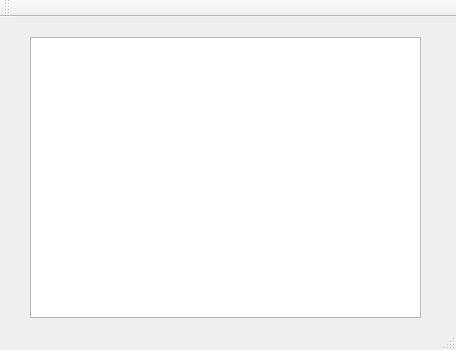
This is vika3/week3/mainwindow.ui in axelboga/hopur32 as Qt 5 draws it before an edit. The edited form follows.
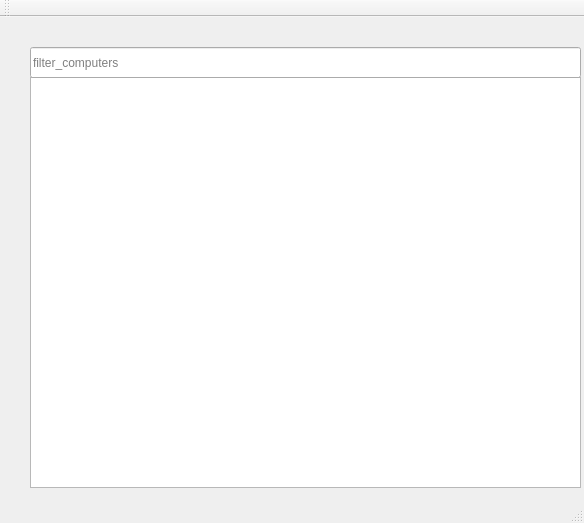
This is the edited form.

Commit message: bæta við search computer

Patch:
```diff
--- a/vika3/week3/mainwindow.ui
+++ b/vika3/week3/mainwindow.ui
@@ -6,8 +6,8 @@
    <rect>
     <x>0</x>
     <y>0</y>
-    <width>456</width>
-    <height>350</height>
+    <width>584</width>
+    <height>523</height>
    </rect>
   </property>
   <property name="windowTitle">
@@ -18,12 +18,25 @@
     <property name="geometry">
      <rect>
       <x>30</x>
-      <y>20</y>
-      <width>391</width>
-      <height>281</height>
+      <y>60</y>
+      <width>551</width>
+      <height>411</height>
      </rect>
     </property>
    </widget>
+   <widget class="QLineEdit" name="input_filter_computers">
+    <property name="geometry">
+     <rect>
+      <x>30</x>
+      <y>30</y>
+      <width>551</width>
+      <height>31</height>
+     </rect>
+    </property>
+    <property name="placeholderText">
+     <string>filter_computers</string>
+    </property>
+   </widget>
   </widget>
   <widget class="QMenuBar" name="menuBar">
    <property name="geometry">
```
Left out of the diff: 2 changed lines with no effect on the pictures. The commit also changes 10 other files.
